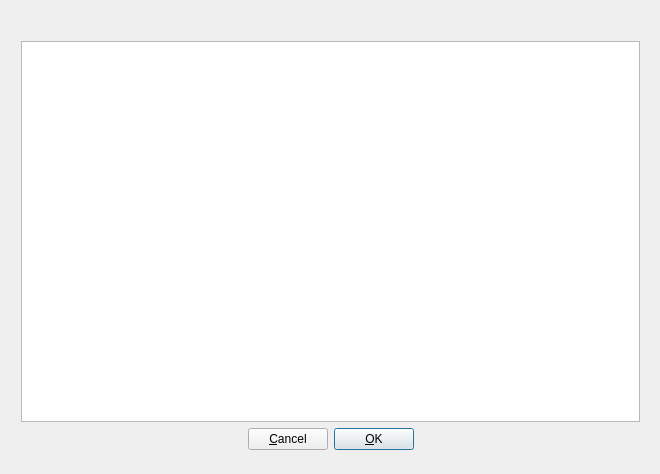
Old version of the form src/gui/src/UI/MidiInputMapper_UI.ui in the repository wvengen/hydrogen.
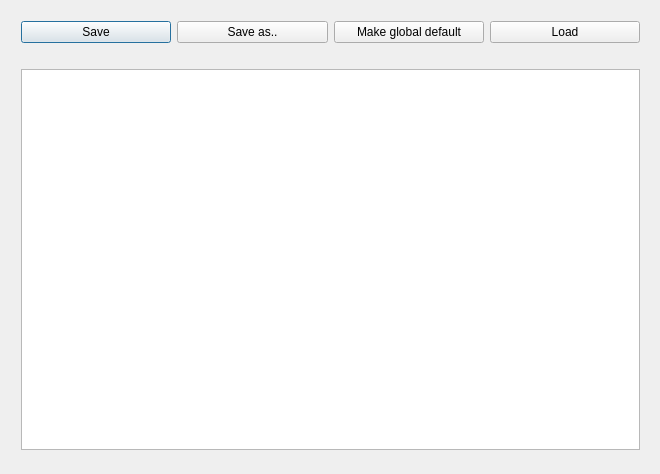
New version of the form. Custom widgets are drawn as their Qt base class.

Commit message: some work on the midi input mapping dialog

Patch:
```diff
--- a/src/gui/src/UI/MidiInputMapper_UI.ui
+++ b/src/gui/src/UI/MidiInputMapper_UI.ui
@@ -22,6 +22,8 @@
      <height>451</height>
     </rect>
    </property>
+   <layout class="QGridLayout" name="gridLayout">
+    <item row="1" column="0">
    <layout class="QVBoxLayout" name="verticalLayout">
     <item>
      <widget class="QLabel" name="helpLabel">
@@ -36,40 +38,21 @@
     <item>
      <widget class="MidiTable" name="midiTable"/>
     </item>
+     </layout>
+    </item>
+    <item row="0" column="0">
+     <layout class="QHBoxLayout" name="horizontalLayout">
     <item>
-     <layout class="QHBoxLayout">
-      <item>
-       <spacer>
-        <property name="orientation">
-         <enum>Qt::Horizontal</enum>
+       <widget class="QPushButton" name="saveButton">
+        <property name="text">
+         <string>Save</string>
         </property>
-        <property name="sizeType">
-         <enum>QSizePolicy::Expanding</enum>
-        </property>
-        <property name="sizeHint" stdset="0">
-         <size>
-          <width>184</width>
-          <height>16</height>
-         </size>
-        </property>
-       </spacer>
+       </widget>
       </item>
       <item>
-       <widget class="QPushButton" name="cancelBtn">
-        <property name="sizePolicy">
-         <sizepolicy hsizetype="Preferred" vsizetype="Preferred">
-          <horstretch>0</horstretch>
-          <verstretch>0</verstretch>
-         </sizepolicy>
-        </property>
-        <property name="minimumSize">
-         <size>
-          <width>0</width>
-          <height>22</height>
-         </size>
-        </property>
+       <widget class="QPushButton" name="saveAsButton">
         <property name="text">
-         <string>&amp;Cancel</string>
+         <string>Save as..</string>
         </property>
         <property name="shortcut">
          <string>Alt+C</string>
@@ -77,48 +60,18 @@
        </widget>
       </item>
       <item>
-       <widget class="QPushButton" name="okBtn">
-        <property name="sizePolicy">
-         <sizepolicy hsizetype="Preferred" vsizetype="Preferred">
-          <horstretch>0</horstretch>
-          <verstretch>0</verstretch>
-         </sizepolicy>
-        </property>
-        <property name="minimumSize">
-         <size>
-          <width>0</width>
-          <height>22</height>
-         </size>
-        </property>
+       <widget class="QPushButton" name="defaultButton">
         <property name="text">
-         <string>&amp;OK</string>
+         <string>Make global default</string>
         </property>
-        <property name="shortcut">
-         <string>Alt+O</string>
-        </property>
-        <property name="default">
-         <bool>true</bool>
-        </property>
-        <property name="flat">
-         <bool>false</bool>
-        </property>
        </widget>
       </item>
       <item>
-       <spacer>
-        <property name="orientation">
-         <enum>Qt::Horizontal</enum>
+       <widget class="QPushButton" name="loadButton">
+        <property name="text">
+         <string>Load</string>
         </property>
-        <property name="sizeType">
-         <enum>QSizePolicy::Expanding</enum>
-        </property>
-        <property name="sizeHint" stdset="0">
-         <size>
-          <width>183</width>
-          <height>16</height>
-         </size>
-        </property>
-       </spacer>
+       </widget>
       </item>
      </layout>
     </item>
```
Left out of the diff: 5 changed lines with no effect on the pictures. Lines whose indentation alone changed are shown as unchanged. The commit also changes 4 other files.
